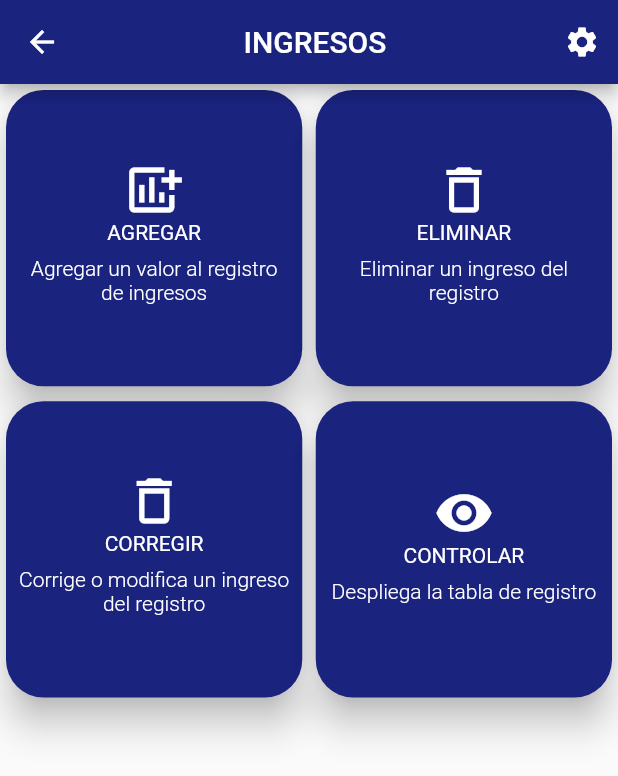
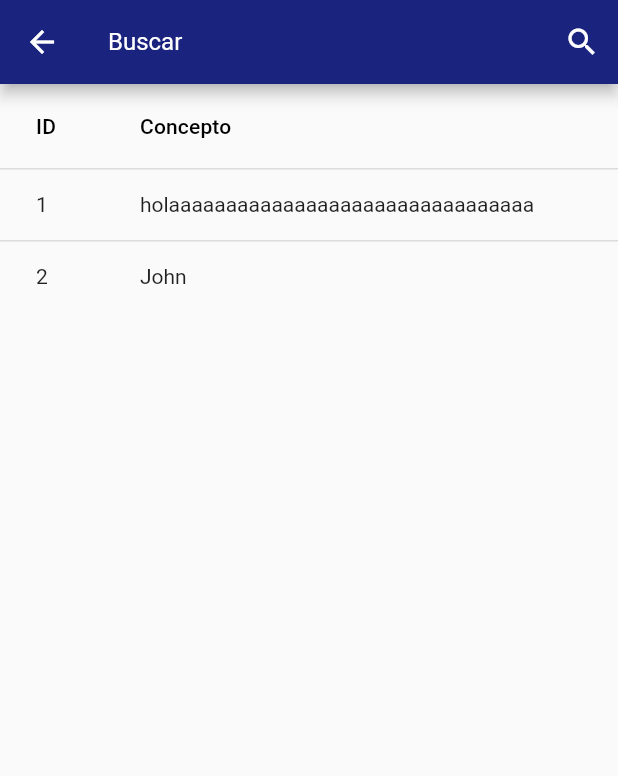
Before and after one commit to Zequi20/RegistroMovil, a Flutter app: the ScreenIngresos screen opened by its route, after a tap on "ELIMINAR", on a phone screen of 412 x 824 dp. Shown: the top 776 px of the screen. Run offline on Flutter 3.47's test engine with Material 2 defaults, Android fonts, the phone set to English and light mode, and no system bars.

Commit message:
add search bar for ingresos data table

```diff
--- a/bio_farm/lib/main.dart
+++ b/bio_farm/lib/main.dart
@@ -2,6 +2,7 @@ import 'package:flutter/material.dart';
 import 'package:bio_farm/screens/gestion.dart';
 import 'package:bio_farm/screens/ingresos.dart';
 import 'package:bio_farm/screens/ingresos_agregar.dart';
+import 'package:bio_farm/screens/ingresos_borrar.dart';
 import 'screens/sedes.dart';
 
 void main() {
@@ -22,6 +23,7 @@ class MyApp extends StatelessWidget {
         'Gestion': (context) => const ScreenGestion(),
         'Ingresos': (context) => const ScreenIngresos(),
         'IngresosAgregar': (context) => const ScreenIngresosAgregar(),
+        'IngresosBorrar': (context) => const ScreenIngresosBorrar(),
       },
       initialRoute: 'Sedes',
     );
--- a/bio_farm/lib/screens/ingresos.dart
+++ b/bio_farm/lib/screens/ingresos.dart
@@ -48,7 +48,9 @@ class _ScreenIngresosState extends State<ScreenIngresos> {
                 ),
                 title: 'ELIMINAR',
                 description: 'Eliminar un ingreso del registro',
-                onTap: () {}),
+                onTap: () {
+                  Navigator.of(context).pushNamed('IngresosBorrar');
+                }),
             CardButton(
                 icon: const Icon(
                   Icons.delete_outline,
--- /dev/null
+++ b/bio_farm/lib/screens/ingresos_borrar.dart
@@ -0,0 +1,67 @@
+import 'package:flutter/material.dart';
+
+class ScreenIngresosBorrar extends StatefulWidget {
+  const ScreenIngresosBorrar({super.key});
+
+  @override
+  State<ScreenIngresosBorrar> createState() => _ScreenIngresosBorrarState();
+}
+
+class _ScreenIngresosBorrarState extends State<ScreenIngresosBorrar> {
+  @override
+  Widget build(BuildContext context) {
+    return Scaffold(
+      // Scaffold with appbar ans body.
+      appBar: AppBar(
+        backgroundColor: Colors.indigo.shade900,
+        title: const TextField(
+          style: TextStyle(color: Colors.white),
+          decoration: InputDecoration(
+              label: Text(
+            'Buscar',
+            style: TextStyle(color: Colors.white),
+          )),
+          keyboardType: TextInputType.text,
+        ),
+        actions: [IconButton(onPressed: () {}, icon: const Icon(Icons.search))],
+      ),
+      body: SingleChildScrollView(
+        scrollDirection: Axis.horizontal,
+        child: SingleChildScrollView(
+          scrollDirection: Axis.vertical,
+          child: DataTable(
+              // Datatable widget that have the property columns and rows.
+              columns: const [
+                // Set the name of the column
+                DataColumn(
+                  label: Text('ID'),
+                ),
+                DataColumn(
+                  label: Text('Concepto'),
+                ),
+                DataColumn(
+                  label: Text('Valor'),
+                ),
+                DataColumn(
+                  label: Text('Descuento'),
+                ),
+              ], rows: const [
+            // Set the values to the columns
+            DataRow(cells: [
+              DataCell(Text("1")),
+              DataCell(Text("holaaaaaaaaaaaaaaaaaaaaaaaaaaaaaaaa")),
+              DataCell(Text("Anderson")),
+              DataCell(Text("18")),
+            ]),
+            DataRow(cells: [
+              DataCell(Text("2")),
+              DataCell(Text("John")),
+              DataCell(Text("Anderson")),
+              DataCell(Text("24")),
+            ]),
+          ]),
+        ),
+      ),
+    );
+  }
+}
```
